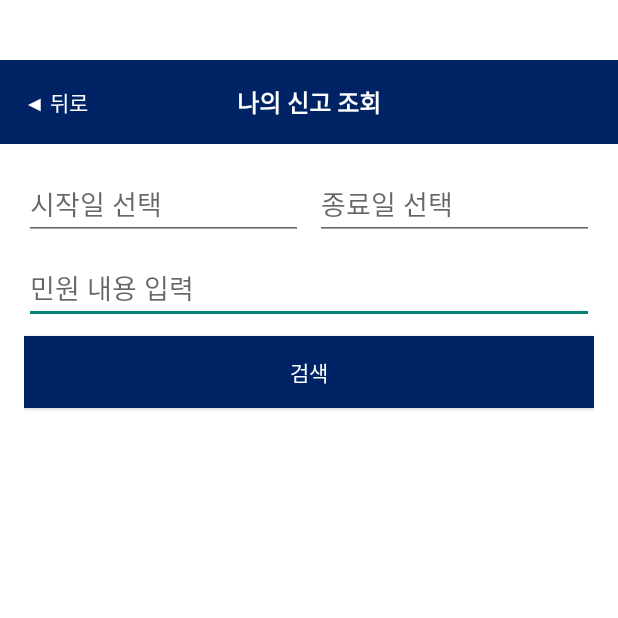
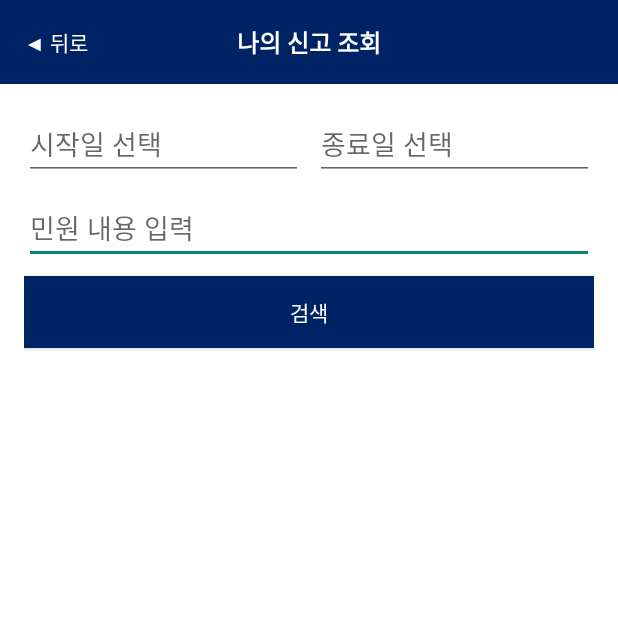
Before and after one commit to System-25-1/protectsong, an Android app: the MyReportActivity screen opened directly, with no data from a screen before it, on a phone screen of 412 x 824 dp, the top half of it. Run offline under Robolectric (Android 15) with nearby library versions, the phone set to English and light mode, and no system bars; our stand-ins replace CircleImageView, Firebase (no records; nobody signed in at launch, a user with empty details on screens opened directly).

Commit message:
신고조회 상단바 해결

```diff
--- a/app/src/main/res/layout/activity_my_report.xml
+++ b/app/src/main/res/layout/activity_my_report.xml
@@ -9,7 +9,6 @@
     <!-- ✅ 상단 툴바 -->
     <androidx.constraintlayout.widget.ConstraintLayout
         android:id="@+id/toolbar"
-        android:layout_marginTop="40dp"
         android:layout_width="match_parent"
         android:layout_height="56dp"
         android:background="#002366">
```
